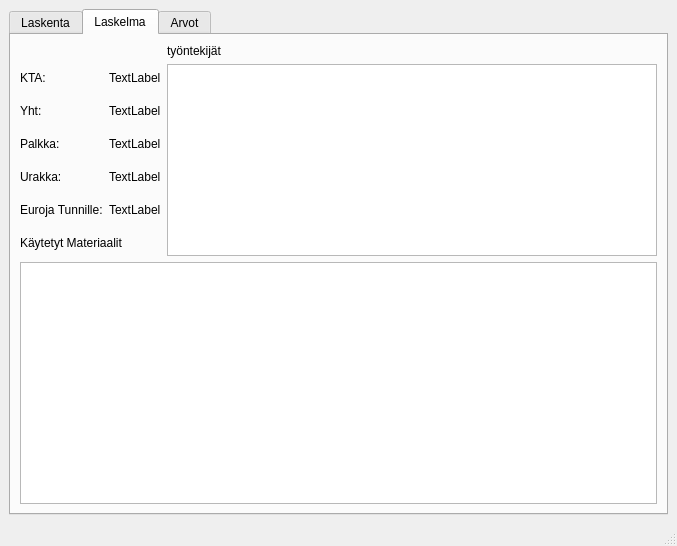
First picture: the form in MateriaaliLaskin/mainwindow.ui, repository jmakkie/MateriaaliLaskin, before the edit.
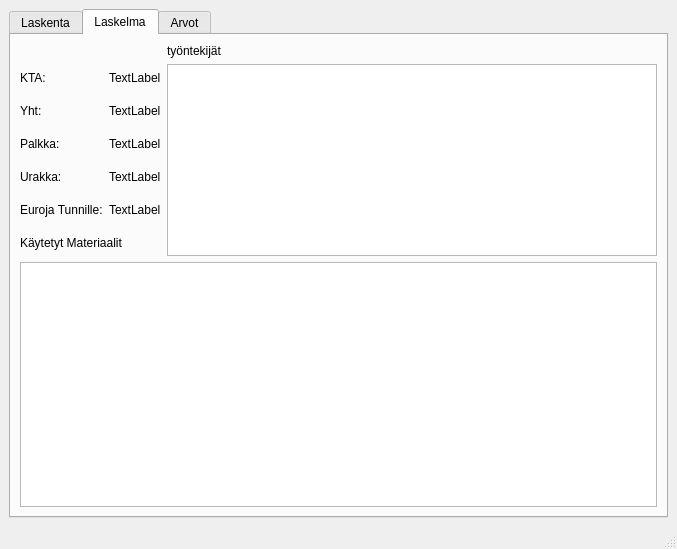
Second picture: the form after the edit. The open tabs and pages were chosen to show the change. Icons and pictures are not drawn.

Commit message: tables resize

Patch:
```diff
--- a/MateriaaliLaskin/mainwindow.ui
+++ b/MateriaaliLaskin/mainwindow.ui
@@ -7,7 +7,7 @@
     <x>0</x>
     <y>0</y>
     <width>677</width>
-    <height>546</height>
+    <height>549</height>
    </rect>
   </property>
   <property name="windowTitle">
```
Left out of the diff: 2 changed lines with no effect on the pictures. The commit also changes 1 other file.
